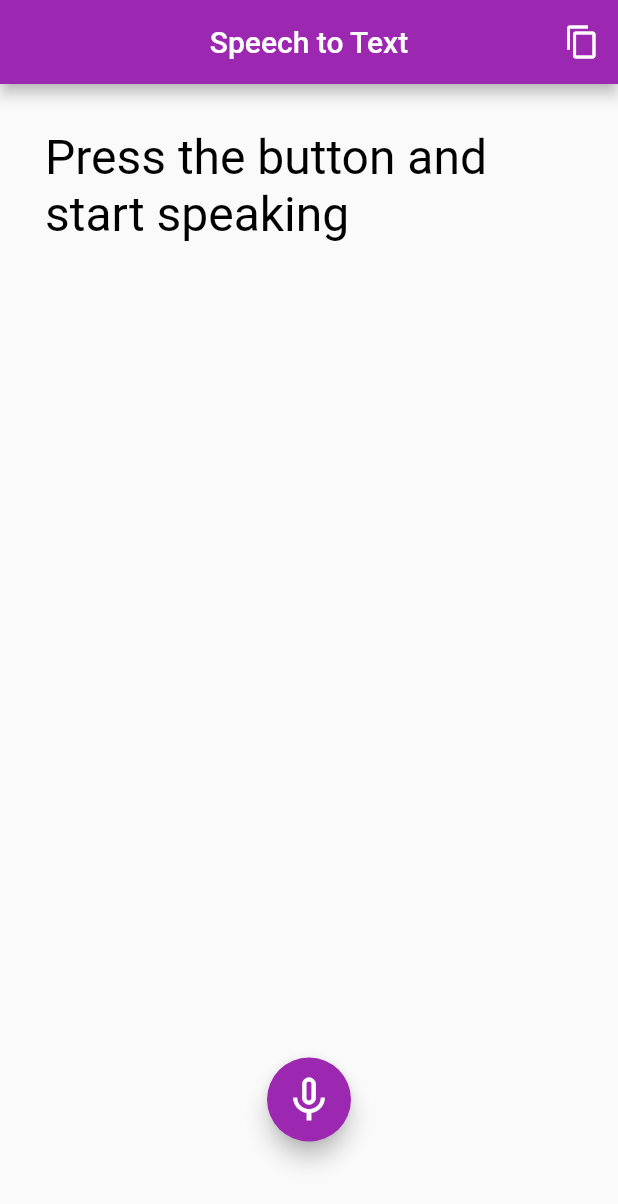
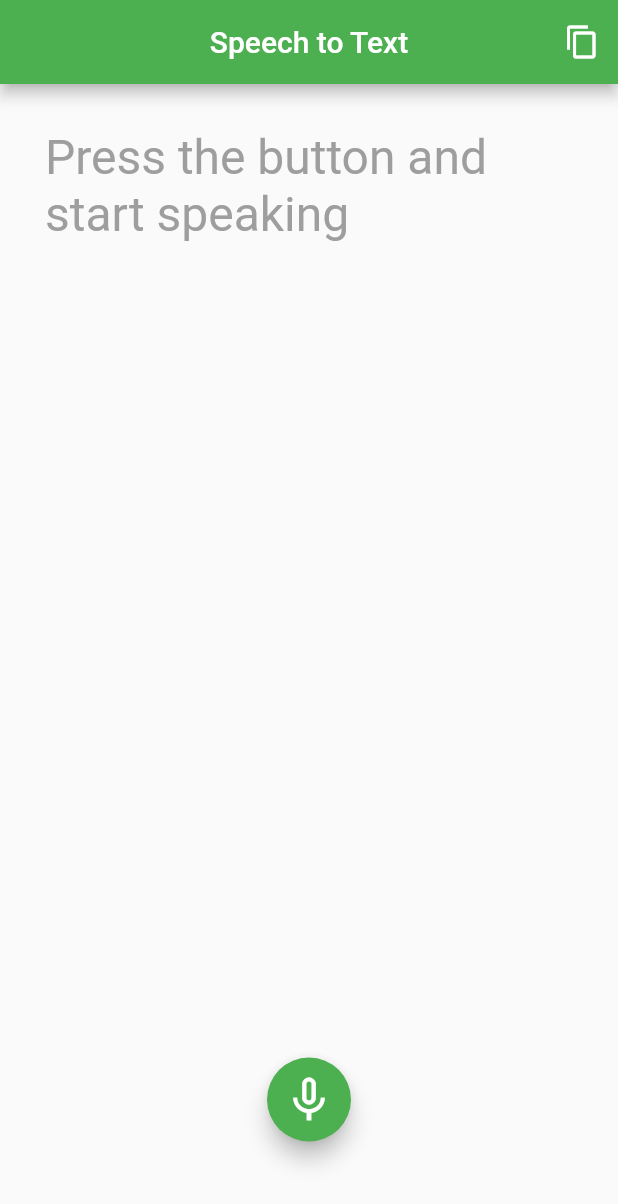
Before and after one commit to priyadarshu/flutter_speak_to_text_api_proj, a Flutter app: the screen it shows after launch, on a phone screen of 412 x 824 dp. Shown: the top 1204 px of the screen. Run offline on Flutter 3.47's test engine with Material 2 defaults, Android fonts, the phone set to English and light mode, and no system bars; drawn by our look-alikes of avatar_glow; our stand-ins replace speech_to_text; missing offline and left inert: clipboard.

Commit message:
changed colors

```diff
--- a/lib/main.dart
+++ b/lib/main.dart
@@ -18,7 +18,7 @@ class MyApp extends StatelessWidget {
     return MaterialApp(
       title: title,
       theme: ThemeData(
-        primarySwatch: Colors.purple,
+        primarySwatch: Colors.green,
         brightness: Brightness.light,
         visualDensity: VisualDensity.adaptivePlatformDensity,
       ),
--- a/lib/page/homepage.dart
+++ b/lib/page/homepage.dart
@@ -43,12 +43,12 @@ class _HomePageState extends State<HomePage> {
             terms: Command.all,
             textStyle: TextStyle(
               fontSize: 32.0,
-              color: Colors.black,
+              color: Colors.grey,
               fontWeight: FontWeight.w400,
             ),
             textStyleHighlight: TextStyle(
               fontSize: 32.0,
-              color: Colors.red,
+              color: Colors.cyan,
               fontWeight: FontWeight.w400,
             ),
           ),
--- a/lib/utils.dart
+++ b/lib/utils.dart
@@ -2,12 +2,12 @@ import 'package:flutter/material.dart';
 import 'package:url_launcher/url_launcher.dart';
 
 class Command {
-  static final all = [email, browser1, browser2, dial];
+  static final all = [email, browser1, browser2];
 
   static const email = 'write email';
   static const browser1 = 'open';
   static const browser2 = 'go to';
-  static const dial = "Call";
+  //static const dial = "Call";
 }
 
 class Utils {
```
